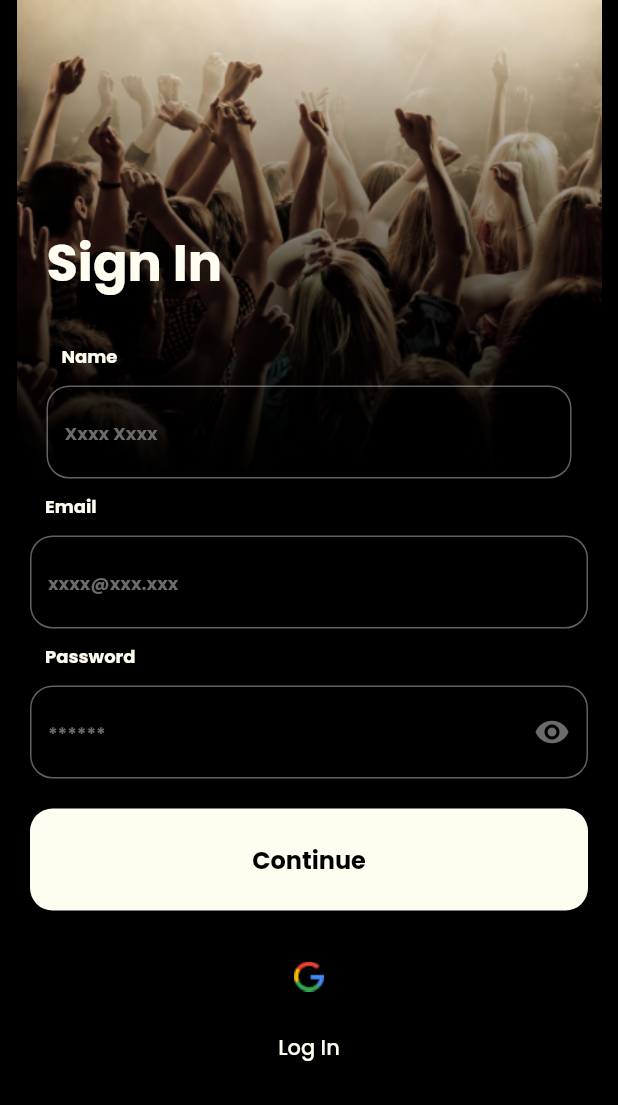
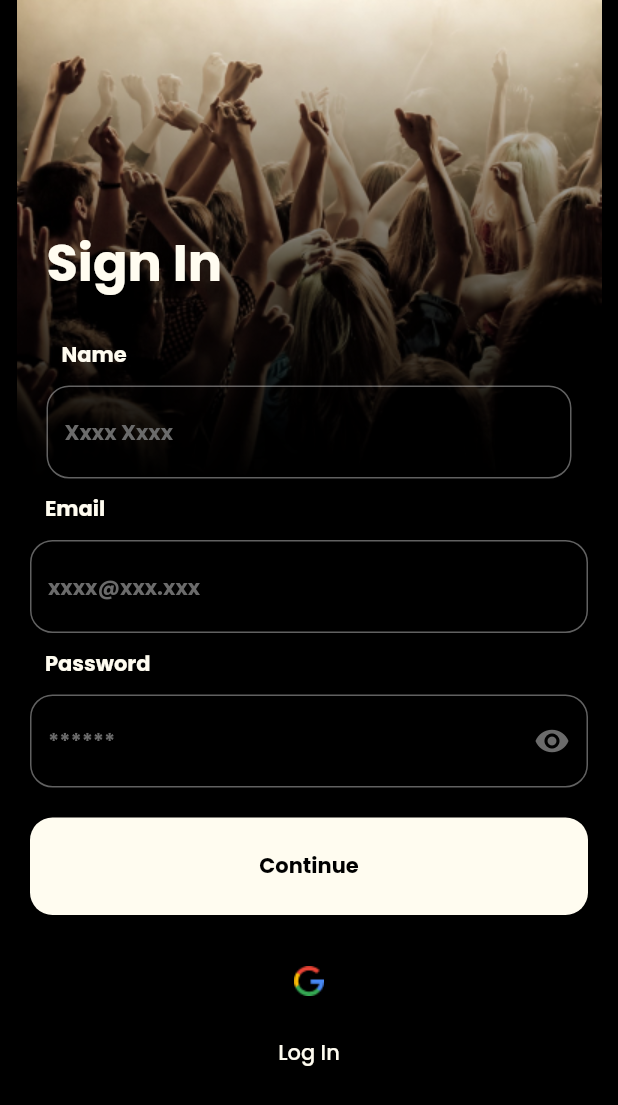
Before and after one commit to aysekayabay/activist_app, a Flutter app: the AuthView screen opened directly, on a phone screen of 412 x 824 dp. Shown: the top 1105 px of the screen. Run offline on Flutter 3.47's test engine with Material 2 defaults, Android fonts, the phone set to English and light mode, and no system bars; our stand-ins replace cached_network_image, cloud_firestore, connectivity_plus, firebase_auth, firebase_core, firebase_storage and 16 more; missing offline and left inert: flutter_facebook_auth; accounts and stored records are empty; generated files the repository leaves out were written again; network calls fail.

Commit message:
code update

```diff
--- a/lib/core/components/buttons/custom_button.dart
+++ b/lib/core/components/buttons/custom_button.dart
@@ -10,8 +10,9 @@ class CustomButton extends StatefulWidget {
   final double? horizontalPadding;
   final double? verticalPadding;
   final String? iconPath;
+  final TextStyle? textStyle;
   final EdgeInsetsGeometry? marginPadding;
-  CustomButton({super.key, required this.title, required this.isFilled, this.marginPadding, this.onTap, this.iconPath, this.horizontalPadding, this.verticalPadding});
+  CustomButton({super.key, required this.title, required this.isFilled, this.marginPadding, this.onTap, this.iconPath, this.horizontalPadding, this.verticalPadding, this.textStyle});
 
   @override
   State<CustomButton> createState() => _CustomButtonState();
@@ -31,7 +32,7 @@ class _CustomButtonState extends State<CustomButton> {
               mainAxisAlignment: MainAxisAlignment.center,
               children: [
                 widget.iconPath != null ? Image.asset(widget.iconPath.toString()) : SizedBox(),
-                Text(widget.title, style: Theme.of(context).textTheme.displayLarge!.copyWith(color: widget.isFilled ? AppColors.black : AppColors.vanillaShake, fontSize: 16)),
+                Text(widget.title, style: widget.textStyle ?? Theme.of(context).textTheme.displayMedium!.copyWith(color: widget.isFilled ? AppColors.black : AppColors.vanillaShake)),
               ],
             ),
           ),
--- a/lib/core/init/theme/app_theme.dart
+++ b/lib/core/init/theme/app_theme.dart
@@ -21,11 +21,11 @@ class AppThemeDark {
       headlineMedium: GoogleFonts.poppins(fontSize: 34.0, fontWeight: FontWeight.w700, color: AppColors.black),
       headlineSmall: GoogleFonts.poppins(fontSize: 24.0, fontWeight: FontWeight.w700, color: AppColors.vanillaShake),
       displayLarge: GoogleFonts.poppins(fontSize: 20.0, fontWeight: FontWeight.w700, color: AppColors.vanillaShake),
-      displayMedium: GoogleFonts.poppins(fontSize: 12.0, fontWeight: FontWeight.w700, color: AppColors.vanillaShake),
+      displayMedium: GoogleFonts.poppins(fontSize: 14.0, fontWeight: FontWeight.w700, color: AppColors.vanillaShake),
       displaySmall: GoogleFonts.poppins(fontSize: 16.0, fontWeight: FontWeight.w400, color: AppColors.vanillaShake),
       bodyLarge: GoogleFonts.poppins(fontSize: 14.0, fontWeight: FontWeight.w400, color: AppColors.vanillaShake),
-      bodySmall: GoogleFonts.poppins(fontSize: 12.0, fontWeight: FontWeight.w700, color: AppColors.vanillaShake),
-      bodyMedium: GoogleFonts.poppins(fontSize: 12.0, fontWeight: FontWeight.w500, color: AppColors.vanillaShake),
+      bodySmall: GoogleFonts.poppins(fontSize: 13.0, fontWeight: FontWeight.w700, color: AppColors.vanillaShake),
+      bodyMedium: GoogleFonts.poppins(fontSize: 13.0, fontWeight: FontWeight.w500, color: AppColors.vanillaShake),
     );
   }
 
--- a/lib/product/detail_page/detail_view.dart
+++ b/lib/product/detail_page/detail_view.dart
@@ -86,6 +86,7 @@ class _DetailViewState extends BaseState<DetailView> {
                 isFilled: true,
                 verticalPadding: AppSizes.mediumSize,
                 marginPadding: EdgeInsets.all(AppSizes.mediumSize),
+                textStyle: Theme.of(context).textTheme.displayMedium!.copyWith(color: AppColors.black, fontSize: 16),
                 onTap: () => _viewModel.goToTicketSelling(widget.eventModel.ticketUrl))),
         _viewModel.anon
             ? SizedBox()
```
